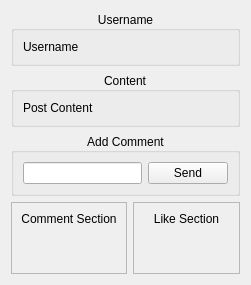
This is Forms/viewpost.ui in Sobrah/Linkedin as Qt 5 draws it before an edit. The edited form follows.
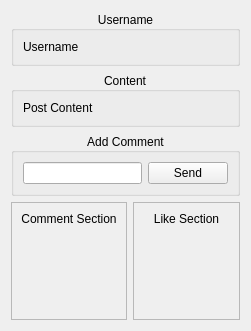
This is the edited form.

```diff
--- a/Forms/viewpost.ui
+++ b/Forms/viewpost.ui
@@ -7,7 +7,7 @@
     <x>0</x>
     <y>0</y>
     <width>251</width>
-    <height>285</height>
+    <height>331</height>
    </rect>
   </property>
   <property name="windowTitle">
@@ -24,8 +24,8 @@
        <rect>
         <x>0</x>
         <y>0</y>
-        <width>113</width>
-        <height>83</height>
+        <width>140</width>
+        <height>64</height>
        </rect>
       </property>
       <layout class="QVBoxLayout" name="commentSectionLayout">
@@ -66,8 +66,8 @@
        <rect>
         <x>0</x>
         <y>0</y>
-        <width>110</width>
-        <height>83</height>
+        <width>103</width>
+        <height>85</height>
        </rect>
       </property>
       <layout class="QVBoxLayout" name="likeSectionLayout">
```
Left out of the diff: 3 changed lines with no effect on the pictures.
